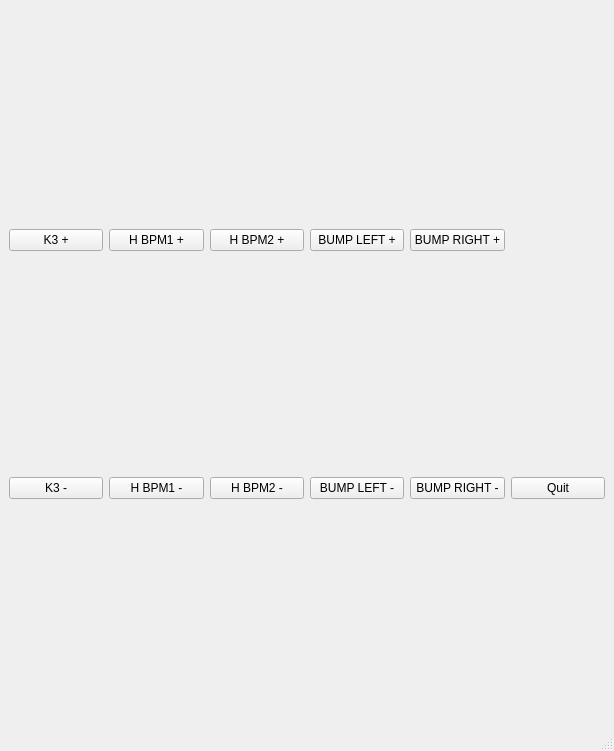
Old version of the form i10chicgui.ui in the repository DiamondLightSource/i10switching.
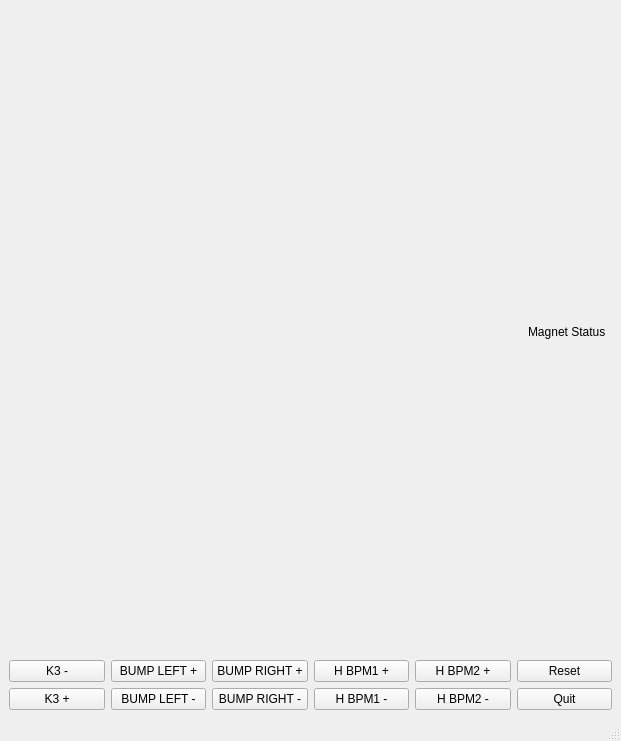
New version of the form.

Commit message: Tried to make gui neater but looks messy in pyqt designer

What changed in the file:
```diff
--- a/i10chicgui.ui
+++ b/i10chicgui.ui
@@ -6,8 +6,8 @@
    <rect>
     <x>0</x>
     <y>0</y>
-    <width>614</width>
-    <height>751</height>
+    <width>621</width>
+    <height>741</height>
    </rect>
   </property>
   <property name="windowTitle">
@@ -18,80 +18,126 @@
   </property>
   <widget class="QWidget" name="centralwidget">
    <layout class="QGridLayout" name="gridLayout">
-    <item row="3" column="0">
-     <widget class="QPushButton" name="kplusButton">
-      <property name="text">
-       <string>K3 +</string>
-      </property>
-     </widget>
+    <item row="1" column="0" colspan="8">
+     <layout class="QVBoxLayout" name="matplotlib_layout"/>
     </item>
-    <item row="3" column="1">
-     <widget class="QPushButton" name="pushButton">
-      <property name="text">
-       <string>H BPM1 +</string>
+    <item row="0" column="0" colspan="8">
+     <layout class="QGridLayout" name="gridLayout_2">
+      <property name="sizeConstraint">
+       <enum>QLayout::SetDefaultConstraint</enum>
       </property>
-     </widget>
-    </item>
-    <item row="3" column="2">
-     <widget class="QPushButton" name="pushButton_3">
-      <property name="text">
-       <string>H BPM2 +</string>
-      </property>
-     </widget>
-    </item>
-    <item row="3" column="3">
-     <widget class="QPushButton" name="bumpleftplusButton">
-      <property name="text">
-       <string>BUMP LEFT +</string>
-      </property>
-     </widget>
-    </item>
-    <item row="3" column="4">
-     <widget class="QPushButton" name="pushButton_7">
+      <item row="0" column="3">
+       <widget class="QFrame" name="frame">
+        <property name="frameShape">
+         <enum>QFrame::StyledPanel</enum>
+        </property>
+        <property name="frameShadow">
+         <enum>QFrame::Raised</enum>
+        </property>
+       </widget>
+      </item>
+      <item row="0" column="0">
+       <spacer name="horizontalSpacer">
+        <property name="orientation">
+         <enum>Qt::Horizontal</enum>
+        </property>
+        <property name="sizeHint" stdset="0">
+         <size>
+          <width>40</width>
+          <height>20</height>
+         </size>
+        </property>
+       </spacer>
+      </item>
+      <item row="0" column="2">
+       <widget class="QLabel" name="label">
       <property name="text">
-       <string>BUMP RIGHT +</string>
+         <string>Magnet Status</string>
       </property>
      </widget>
     </item>
-    <item row="4" column="0">
+     </layout>
+    </item>
+    <item row="6" column="0" colspan="8">
+     <layout class="QGridLayout" name="gridLayout_3">
+      <item row="0" column="0">
      <widget class="QPushButton" name="kminusButton">
       <property name="text">
        <string>K3 -</string>
       </property>
      </widget>
     </item>
-    <item row="4" column="1">
-     <widget class="QPushButton" name="pushButton_2">
+      <item row="0" column="1">
+       <widget class="QPushButton" name="bumpleftplusButton">
       <property name="text">
-       <string>H BPM1 -</string>
+         <string>BUMP LEFT +</string>
       </property>
      </widget>
     </item>
-    <item row="4" column="2">
-     <widget class="QPushButton" name="pushButton_4">
+      <item row="1" column="0">
+       <widget class="QPushButton" name="kplusButton">
       <property name="text">
-       <string>H BPM2 -</string>
+         <string>K3 +</string>
       </property>
      </widget>
     </item>
-    <item row="4" column="3">
+      <item row="1" column="1">
      <widget class="QPushButton" name="bumpleftminusButton">
       <property name="text">
        <string>BUMP LEFT -</string>
       </property>
      </widget>
     </item>
-    <item row="4" column="4">
-     <widget class="QPushButton" name="pushButton_8">
+      <item row="0" column="2">
+       <widget class="QPushButton" name="bumprightplusButton">
+        <property name="text">
+         <string>BUMP RIGHT +</string>
+        </property>
+       </widget>
+      </item>
+      <item row="1" column="2">
+       <widget class="QPushButton" name="bumprightminusButton">
       <property name="text">
        <string>BUMP RIGHT -</string>
       </property>
      </widget>
     </item>
-    <item row="0" column="0" colspan="6">
-     <layout class="QVBoxLayout" name="matplotlib_layout"/>
-    </item>
-    <item row="4" column="5">
+      <item row="0" column="3">
+       <widget class="QPushButton" name="bpm1plusButton">
+        <property name="text">
+         <string>H BPM1 +</string>
+        </property>
+       </widget>
+      </item>
+      <item row="1" column="3">
+       <widget class="QPushButton" name="bpm1minusButton">
+        <property name="text">
+         <string>H BPM1 -</string>
+        </property>
+       </widget>
+      </item>
+      <item row="0" column="4">
+       <widget class="QPushButton" name="bpm2plusButton">
+        <property name="text">
+         <string>H BPM2 +</string>
+        </property>
+       </widget>
+      </item>
+      <item row="1" column="4">
+       <widget class="QPushButton" name="bpm2minusButton">
+        <property name="text">
+         <string>H BPM2 -</string>
+        </property>
+       </widget>
+      </item>
+      <item row="0" column="5">
+       <widget class="QPushButton" name="resetButton">
+        <property name="text">
+         <string>Reset</string>
+        </property>
+       </widget>
+      </item>
+      <item row="1" column="5">
      <widget class="QPushButton" name="quitButton">
       <property name="text">
        <string>Quit</string>
@@ -99,6 +145,8 @@
      </widget>
     </item>
    </layout>
+    </item>
+   </layout>
   </widget>
   <widget class="QMenuBar" name="menubar">
    <property name="geometry">
```
Left out of the diff: 4 changed lines with no effect on the pictures. Lines whose indentation alone changed are shown as unchanged.
